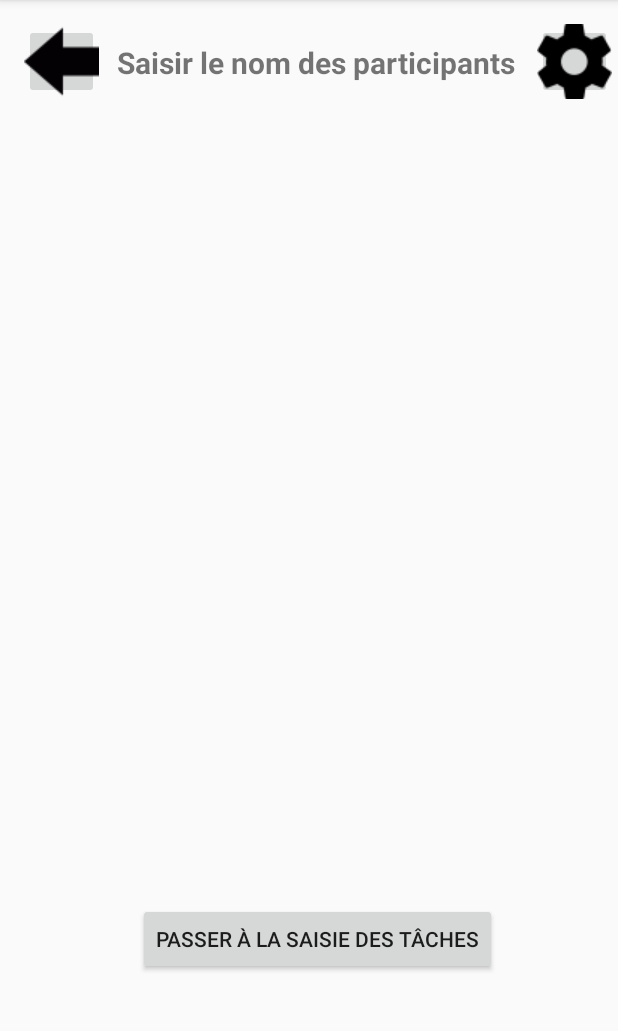
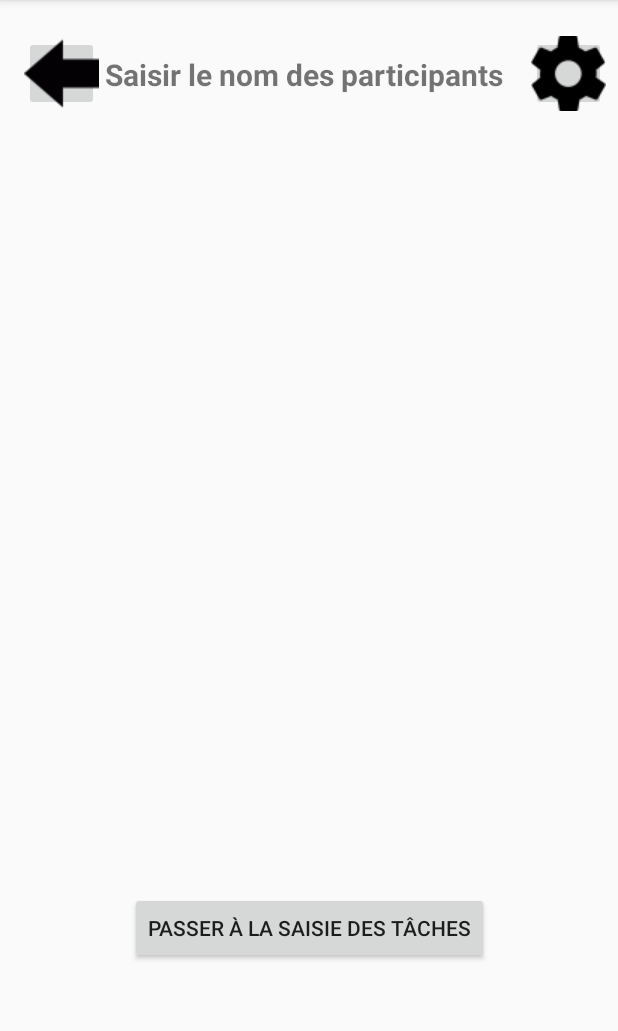
Before and after one commit to ThomasChatard/telephone, an Android app: the RoueHasardPersonnes screen opened directly, with no data from a screen before it, on a phone screen of 412 x 824 dp, the part 84-1115 px from its top. Run offline under Robolectric (Android 15) with nearby library versions, the phone set to English and light mode, and no system bars.

Commit message:
Zebi le truc il marche

```diff
--- a/app/build.gradle
+++ b/app/build.gradle
@@ -28,7 +28,7 @@ dependencies {
 
     implementation 'androidx.appcompat:appcompat:1.1.0'
     implementation 'androidx.constraintlayout:constraintlayout:1.1.3'
-    testImplementation 'junit:junit:4.12'
+    testImplementation 'junit:junit:4.13'
     androidTestImplementation 'androidx.test.ext:junit:1.1.1'
     androidTestImplementation 'androidx.test.espresso:espresso-core:3.2.0'
     implementation project(path: ':library')
--- a/app/src/main/res/layout/rouehasardpersonnes.xml
+++ b/app/src/main/res/layout/rouehasardpersonnes.xml
@@ -10,35 +10,45 @@
         android:id="@+id/textView"
         android:layout_width="272dp"
         android:layout_height="30dp"
-        android:layout_marginStart="12dp"
-        android:layout_marginLeft="12dp"
-        android:layout_marginTop="28dp"
+        android:layout_marginStart="101dp"
+        android:layout_marginLeft="101dp"
+        android:layout_marginTop="36dp"
+        android:layout_marginEnd="101dp"
+        android:layout_marginRight="101dp"
         android:text="@string/saisir_personne"
         android:textSize="20dp"
         android:textStyle="bold"
-        app:layout_constraintStart_toEndOf="@+id/retour"
+        app:layout_constraintEnd_toEndOf="parent"
+        app:layout_constraintStart_toStartOf="parent"
         app:layout_constraintTop_toTopOf="parent" />
 
     <Button
         android:id="@+id/suivant"
         android:layout_width="wrap_content"
         android:layout_height="wrap_content"
-        android:layout_marginStart="92dp"
-        android:layout_marginLeft="92dp"
-        android:layout_marginTop="544dp"
+        android:layout_marginStart="85dp"
+        android:layout_marginLeft="85dp"
+        android:layout_marginTop="488dp"
+        android:layout_marginEnd="85dp"
+        android:layout_marginRight="85dp"
+        android:layout_marginBottom="125dp"
         android:text="@string/bouton_roue_hasard_personnes"
+        app:layout_constraintBottom_toBottomOf="parent"
+        app:layout_constraintEnd_toEndOf="parent"
+        app:layout_constraintHorizontal_bias="0.507"
         app:layout_constraintStart_toStartOf="parent"
-        app:layout_constraintTop_toBottomOf="@+id/textView" />
+        app:layout_constraintTop_toBottomOf="@+id/textView"
+        app:layout_constraintVertical_bias="1.0" />
 
     <ImageButton
         android:id="@+id/parametres"
         android:layout_width="50dp"
         android:layout_height="50dp"
-        android:layout_marginStart="8dp"
-        android:layout_marginLeft="8dp"
-        android:layout_marginTop="16dp"
+        android:layout_marginTop="24dp"
+        android:layout_marginEnd="8dp"
+        android:layout_marginRight="8dp"
         android:src="@drawable/roue_parametre"
-        app:layout_constraintStart_toEndOf="@+id/textView"
+        app:layout_constraintEnd_toEndOf="parent"
         app:layout_constraintTop_toTopOf="parent"
         tools:src="@drawable/roue_parametre" />
 
@@ -48,9 +58,12 @@
         android:layout_height="50dp"
         android:layout_marginStart="16dp"
         android:layout_marginLeft="16dp"
-        android:layout_marginTop="16dp"
+        android:layout_marginTop="24dp"
+        android:layout_marginBottom="740dp"
         android:src="@drawable/retour"
+        app:layout_constraintBottom_toBottomOf="parent"
         app:layout_constraintStart_toStartOf="parent"
         app:layout_constraintTop_toTopOf="parent"
+        app:layout_constraintVertical_bias="0.0"
         tools:src="@drawable/retour" />
 </androidx.constraintlayout.widget.ConstraintLayout>
--- a/app/src/main/res/values/strings.xml
+++ b/app/src/main/res/values/strings.xml
@@ -1,8 +1,8 @@
 <resources>
     <string name="app_name">Tache Roulette</string>
     <string name="start">Start</string>
-    <string name="lancer_roue">Lancer roue</string>
-    <string name="roue_hasard">Lancer la roue avec tirage avec remise</string>
+    <string name="lancer_roue">Lancer la roue</string>
+    <string name="roue_hasard">Lancer la roue</string>
     <string name="roue_sans_remise">Lancer la roue avec tirage sans remise</string>
     <string name="saisir_personne">Saisir le nom des participants</string>
     <string name="bouton_roue_hasard_personnes">Passer à la saisie des tâches</string>
--- a/library/build.gradle
+++ b/library/build.gradle
@@ -20,6 +20,6 @@ android {
 }
 
 dependencies {
-    implementation 'androidx.core:core:1.1.0-alpha03'
-    testImplementation 'junit:junit:4.12'
+    implementation 'androidx.core:core:1.3.0-alpha02'
+    testImplementation 'junit:junit:4.13'
 }
```
Also changed, not shown: app/src/main/res/layout/menu.xml (+17 -21 lines), app/src/main/res/layout/rouehasard.xml (+14 -10 lines), app/src/main/res/layout/rouehasardtaches.xml (+22 -10 lines).
